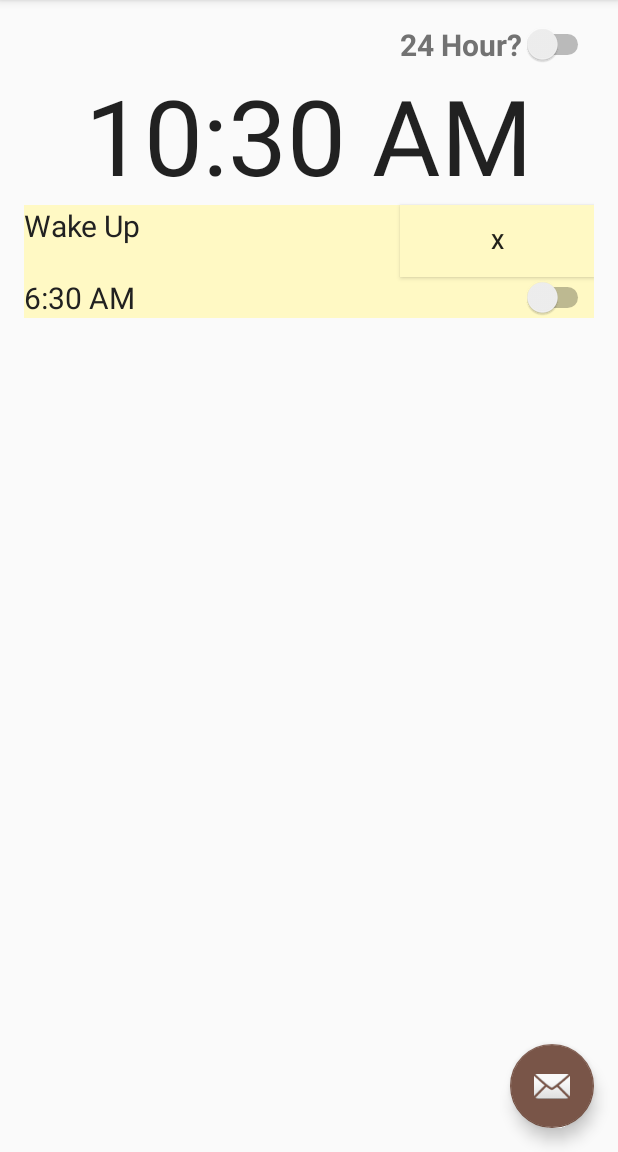
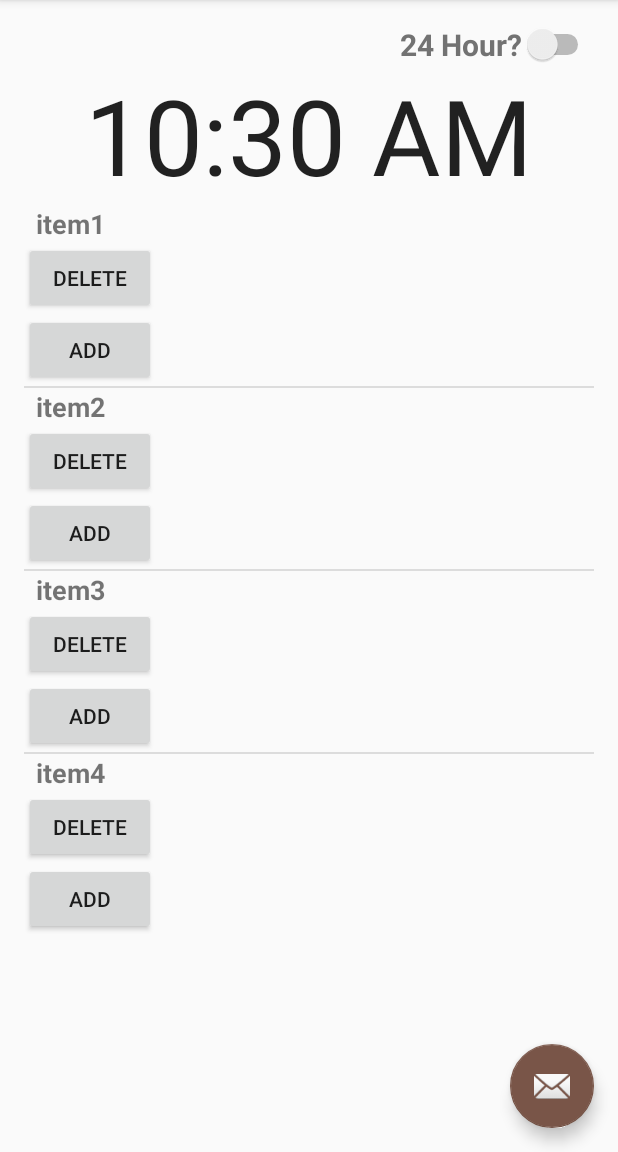
Before and after one commit to KevinDonkers/Time-Ticker-App, an Android app: the screen it shows after launch (MainActivity), on a phone screen of 412 x 824 dp, the part 84-1236 px from its top. Run offline under Robolectric (Android 15) with nearby library versions, the phone set to English and light mode, and no system bars.

Commit message:
Added custom list items

```diff
--- a/app/src/main/java/ca/georgiancollege/time_ticker_app/MainActivity.java
+++ b/app/src/main/java/ca/georgiancollege/time_ticker_app/MainActivity.java
@@ -9,15 +9,23 @@ import android.support.v7.widget.Toolbar;
 import android.view.View;
 import android.view.Menu;
 import android.view.MenuItem;
+import android.widget.AdapterView;
+import android.widget.ArrayAdapter;
 import android.widget.CompoundButton;
+import android.widget.ListView;
 import android.widget.Switch;
 import android.widget.TextClock;
+import android.widget.Toast;
+
+import java.util.ArrayList;
 
 public class MainActivity extends AppCompatActivity {
 
     private Switch clockFormatSwitch;
     private TextClock mainClock;
     private CharSequence default24HourFormat, default12HourFormat;
+
+    private ListView alarmList;
 
     @Override
     protected void onCreate(Bundle savedInstanceState) {
@@ -28,8 +36,25 @@ public class MainActivity extends AppCompatActivity {
 
        FloatingActionButton fab = (FloatingActionButton) findViewById(R.id.fab);
 
+        //generate list
+        ArrayList<String> alarms = new ArrayList<String>();
+        alarms.add("item1");
+        alarms.add("item2");
+        alarms.add("item3");
+        alarms.add("item4");
+
         clockFormatSwitch = (Switch) findViewById(R.id.clockFormatSwitch);
         mainClock = (TextClock) findViewById(R.id.textClock);
+
+        alarmList = (ListView)findViewById(R.id.alarmListView);
+
+
+        //instantiate custom adapter
+        customAdapter adapter = new customAdapter(alarms, this);
+
+
+        alarmList.setAdapter(adapter);
+
 
         default12HourFormat = mainClock.getFormat12Hour();
         default24HourFormat = mainClock.getFormat24Hour();
--- /dev/null
+++ b/app/src/main/java/ca/georgiancollege/time_ticker_app/customAdapter.java
@@ -0,0 +1,81 @@
+package ca.georgiancollege.time_ticker_app;
+
+import android.content.Context;
+import android.view.LayoutInflater;
+import android.view.View;
+import android.view.ViewGroup;
+import android.widget.ArrayAdapter;
+import android.widget.BaseAdapter;
+import android.widget.Button;
+import android.widget.ListAdapter;
+import android.widget.TextView;
+
+import java.util.ArrayList;
+
+/**
+ * Created by Robbie on 2016-04-08.
+ */
+public class customAdapter extends BaseAdapter implements ListAdapter {
+
+    private ArrayList<String> list = new ArrayList<String>();
+    private Context context;
+
+
+
+    public customAdapter(ArrayList<String> list, Context context) {
+        this.list = list;
+        this.context = context;
+    }
+
+    @Override
+    public int getCount() {
+        return list.size();
+    }
+
+    @Override
+    public Object getItem(int pos) {
+        return list.get(pos);
+    }
+
+    @Override
+    public long getItemId(int pos) {
+        return 69;
+        //return list.get(pos).getId();
+        //just return 0 if your list items do not have an Id variable.
+    }
+
+    @Override
+    public View getView(final int position, View convertView, ViewGroup parent) {
+        View view = convertView;
+        if (view == null) {
+            LayoutInflater inflater = (LayoutInflater) context.getSystemService(Context.LAYOUT_INFLATER_SERVICE);
+            view = inflater.inflate(R.layout.alarm_list_item, null);
+        }
+
+        //Handle TextView and display string from your list
+        TextView listItemText = (TextView)view.findViewById(R.id.list_item_string);
+        listItemText.setText(list.get(position));
+
+        //Handle buttons and add onClickListeners
+        Button deleteBtn = (Button)view.findViewById(R.id.delete_btn);
+        Button addBtn = (Button)view.findViewById(R.id.add_btn);
+
+        deleteBtn.setOnClickListener(new View.OnClickListener(){
+            @Override
+            public void onClick(View v) {
+                //do something
+                list.remove(position); //or some other task
+                notifyDataSetChanged();
+            }
+        });
+        addBtn.setOnClickListener(new View.OnClickListener(){
+            @Override
+            public void onClick(View v) {
+                //do something
+                notifyDataSetChanged();
+            }
+        });
+
+        return view;
+    }
+}
--- /dev/null
+++ b/app/src/main/res/layout/alarm_list_item.xml
@@ -0,0 +1,33 @@
+<?xml version="1.0" encoding="utf-8"?>
+<LinearLayout xmlns:android="http://schemas.android.com/apk/res/android"
+    android:orientation="vertical" android:layout_width="match_parent"
+    android:layout_height="match_parent">
+
+    <TextView
+        android:id="@+id/list_item_string"
+        android:layout_width="wrap_content"
+        android:layout_height="wrap_content"
+        android:layout_centerVertical="true"
+        android:layout_alignParentLeft="true"
+        android:paddingLeft="8dp"
+        android:textSize="18sp"
+        android:textStyle="bold" />
+
+    <Button
+        android:id="@+id/delete_btn"
+        android:layout_width="wrap_content"
+        android:layout_height="wrap_content"
+        android:layout_alignParentRight="true"
+        android:layout_centerVertical="true"
+        android:layout_marginRight="5dp"
+        android:text="Delete" />
+
+    <Button
+        android:id="@+id/add_btn"
+        android:layout_width="wrap_content"
+        android:layout_height="wrap_content"
+        android:layout_toLeftOf="@id/delete_btn"
+        android:layout_centerVertical="true"
+        android:layout_marginRight="10dp"
+        android:text="Add" />
+</LinearLayout>
--- a/app/src/main/res/layout/content_add_alarm.xml
+++ b/app/src/main/res/layout/content_add_alarm.xml
@@ -15,8 +15,9 @@
     <TextView
         android:layout_width="wrap_content"
         android:layout_height="wrap_content"
-        android:text="Alarm Screen"
-        android:id="@+id/textView"
+        android:text="Create new alarm"
+        android:id="@+id/page_title"
         android:layout_alignParentTop="true"
         android:layout_centerHorizontal="true" />
+
 </RelativeLayout>
--- a/app/src/main/res/layout/content_main.xml
+++ b/app/src/main/res/layout/content_main.xml
@@ -14,7 +14,7 @@
     tools:context="ca.georgiancollege.time_ticker_app.MainActivity">
 
     <GridLayout
-        android:layout_width="fill_parent"
+        android:layout_width="match_parent"
         android:layout_height="wrap_content"
         android:columnCount="3"
         android:layout_alignParentTop="true"
@@ -38,63 +38,25 @@
             android:layout_width="wrap_content"
             android:layout_height="wrap_content"
             android:id="@+id/textClock"
-            android:layout_row="2"
+            android:layout_row="1"
             android:layout_column="0"
             android:textSize="@dimen/largeTimeHeight"
             android:layout_columnSpan="3"
             android:layout_gravity="fill_horizontal"
             android:textAlignment="center" />
 
-        <TextView
-            android:layout_width="wrap_content"
+        <ListView
+            android:layout_width="fill_parent"
             android:layout_height="wrap_content"
-            android:text="@string/alarmOneTitle"
-            android:id="@+id/alarmOneTitleTextView"
-            android:layout_row="3"
-            android:layout_column="0"
-            android:textSize="@dimen/alarmTitleHeight"
-            android:layout_gravity="fill"
-            android:textColor="@color/primary_text"
-            android:background="@color/colorPrimaryLight"
-            android:textAlignment="textStart"
-            android:layout_columnSpan="2" />
+            android:id="@+id/alarmListView"
+            android:layout_below="@+id/gridLayout"
+            android:layout_centerHorizontal="true"
+            android:choiceMode="singleChoice"
+            android:clickable="true"
+            android:contextClickable="true"
+            android:layout_columnSpan="3"
+            android:layout_column="0" />
 
-        <Button
-            android:layout_width="40dp"
-            android:layout_height="wrap_content"
-            android:text="X"
-            android:id="@+id/alarmOneRemoveButton"
-            android:layout_row="3"
-            android:layout_column="2"
-            android:background="@color/colorPrimaryLight"
-            android:padding="0dp"
-            android:shadowColor="@color/background_material_light"
-            android:layout_gravity="right|fill"
-            android:textAlignment="center" />
-
-        <TextView
-            android:layout_width="wrap_content"
-            android:layout_height="wrap_content"
-            android:text="@string/alarmOneTime"
-            android:id="@+id/alarmOneTimeTextView"
-            android:layout_row="4"
-            android:layout_column="0"
-            android:textColor="@color/primary_text"
-            android:textSize="@dimen/alarmTitleHeight"
-            android:layout_gravity="fill"
-            android:background="@color/colorPrimaryLight"
-            android:textAlignment="textStart"
-            android:layout_columnSpan="2" />
-
-        <Switch
-            android:layout_width="wrap_content"
-            android:layout_height="wrap_content"
-            android:id="@+id/alarmOneSwitch"
-            android:layout_row="4"
-            android:layout_column="2"
-            android:layout_gravity="right|fill"
-            android:background="@color/colorPrimaryLight"
-            android:textAlignment="center" />
     </GridLayout>
 
 </RelativeLayout>
```
